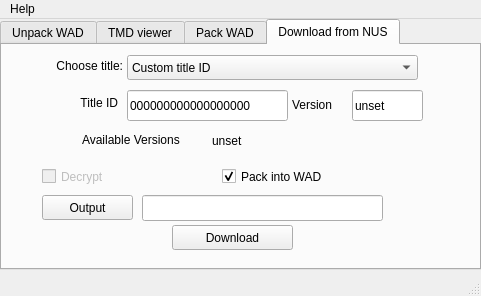
Old version of the form GUI/VenPri.ui in the repository Nanolx/qwad.
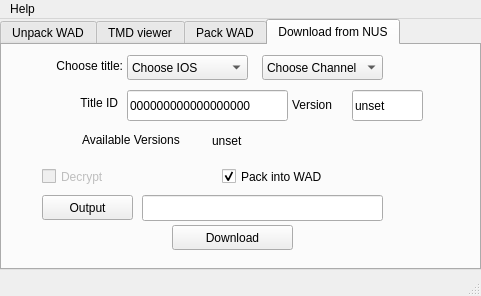
New version of the form. Icons and pictures are not drawn.

Commit message: channel/menu-downloader WIP

Diff of the .ui file:
```diff
--- a/GUI/VenPri.ui
+++ b/GUI/VenPri.ui
@@ -509,13 +509,13 @@
        <rect>
         <x>125</x>
         <y>10</y>
-        <width>291</width>
+        <width>121</width>
         <height>25</height>
        </rect>
       </property>
       <item>
        <property name="text">
-        <string>Custom title ID</string>
+        <string>Choose IOS</string>
        </property>
       </item>
      </widget>
@@ -606,6 +606,21 @@
        <string>unset</string>
       </property>
      </widget>
+     <widget class="QComboBox" name="comboBox2">
+      <property name="geometry">
+       <rect>
+        <x>260</x>
+        <y>10</y>
+        <width>121</width>
+        <height>25</height>
+       </rect>
+      </property>
+      <item>
+       <property name="text">
+        <string>Choose Channel</string>
+       </property>
+      </item>
+     </widget>
     </widget>
    </widget>
   </widget>
```
The commit also changes 4 other files.
